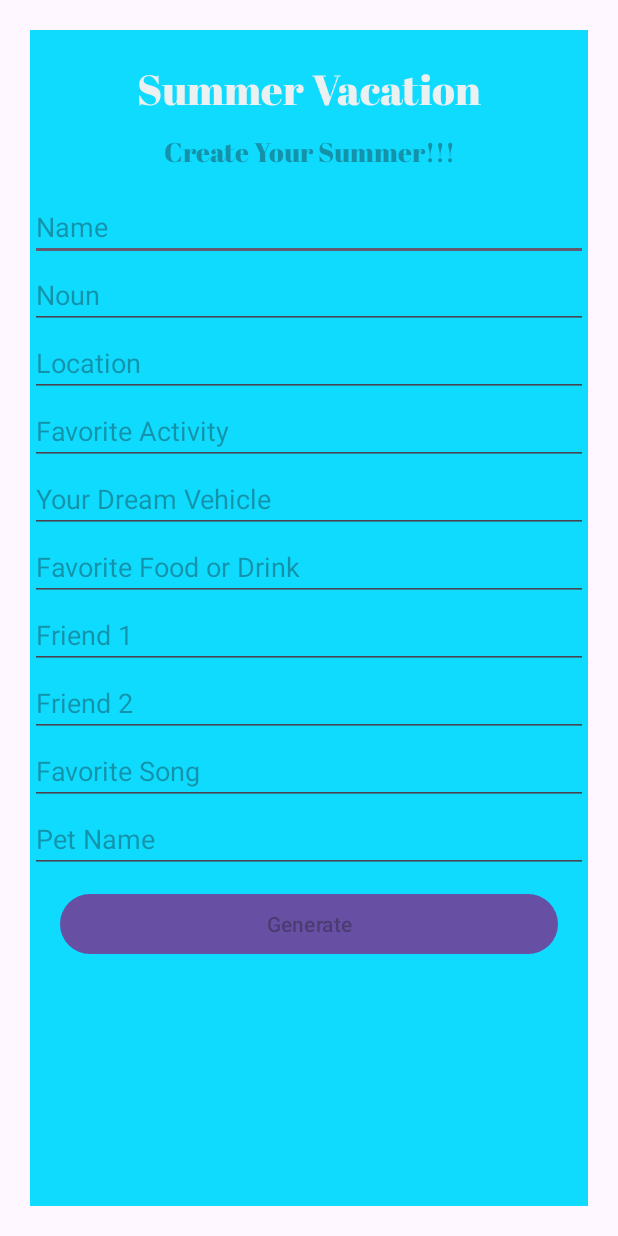
After one commit to ryantburke/PolytechnicMadLibs, an Android app: the MadLibSummerVacationActivity screen opened directly, with no data from a screen before it, on a phone screen of 412 x 824 dp. The commit adds this screen. Run offline under Robolectric (Android 15) with nearby library versions, the phone set to English and light mode, and no system bars; Roboto replaces fonts that are not available here.

Commit message:
initial transfer

```diff
--- a/app/src/main/AndroidManifest.xml
+++ b/app/src/main/AndroidManifest.xml
@@ -47,6 +47,7 @@
         <activity android:name="com.poly.madlibs.MadLibBirthdayPartyDisplayActivity" />
         <activity android:name="com.poly.madlibs.MadLibJomandTerryActivity" />
         <activity android:name="com.poly.madlibs.MadLibJomandTerryDisplayActivity" />
+        <activity android:name="com.poly.madlibs.MadLibSummerVacationActivity" />
 
         <meta-data
             android:name="preloaded_fonts"
--- a/app/src/main/java/com/poly/madlibs/ChooseMadlibsFragment.java
+++ b/app/src/main/java/com/poly/madlibs/ChooseMadlibsFragment.java
@@ -90,6 +90,7 @@ public class ChooseMadlibsFragment extends Fragment {
         madLibsList.add(new ModelMadLib("Fooding","Jovanni Trujillo", new MadLibFoodingActivity(), R.drawable.fooding_image));
         madLibsList.add(new ModelMadLib("The Birthday Party","Kevin Guzman", new MadLibBirthdayPartyActivity(), R.drawable.birthdayparty_image));
         madLibsList.add(new ModelMadLib("Steve's Dream","Steve Marquez", new MadLibStevesDreamActivity(), R.drawable.stevesdream_image));
+        madLibsList.add(new ModelMadLib("Summer Vacation","Lex Battles", new MadLibSummerVacationActivity(), R.drawable.summervacation_image));
 
         //set adapter
         MadLibs_RecyclerViewAdapter adapter = new MadLibs_RecyclerViewAdapter(context, madLibsList);
--- /dev/null
+++ b/app/src/main/java/com/poly/madlibs/MadLibSummerVacationActivity.java
@@ -0,0 +1,55 @@
+package com.poly.madlibs;
+
+import android.os.Bundle;
+import android.view.View;
+import android.widget.Button;
+import android.widget.EditText;
+import android.widget.TextView;
+
+import androidx.appcompat.app.AppCompatActivity;
+
+public class MadLibSummerVacationActivity extends AppCompatActivity {
+
+    private EditText etName, etNoun, etLocation, etFavoriteActivity, etYourDreamVehicle, etFavoriteFoodOrDrink, etFriend1, etFriend2, etFavoriteSong, etPetName;
+    private Button btnGenerate;
+
+    @Override
+    protected void onCreate(Bundle savedInstanceState) {
+        super.onCreate(savedInstanceState);
+        setContentView(R.layout.madlib_summervacation);
+
+        //link objects to layout file
+        etName = findViewById(R.id.et_name);
+        etNoun = findViewById(R.id.et_noun);
+        etLocation = findViewById(R.id.et_location);
+        etFavoriteActivity = findViewById(R.id.et_favoriteActivity);
+        etYourDreamVehicle = findViewById(R.id.et_yourDreamVehicle);
+        etFavoriteFoodOrDrink = findViewById(R.id.et_favoriteFoodOrDrink);
+        etFriend1 = findViewById(R.id.et_friend1);
+        etFriend2 = findViewById(R.id.et_friend2);
+        etFavoriteSong = findViewById(R.id.et_favoriteSong);
+        etPetName = findViewById(R.id.et_petName);
+        btnGenerate = findViewById(R.id.btn_generate);
+
+        btnGenerate.setOnClickListener(new View.OnClickListener() {
+            @Override
+            public void onClick(View view) {
+                String story = "";
+                story += "Its finally your summer vacation " + etName.getText() + "!";
+                story += " Hey " + etFriend1.getText() + " and " + etFriend2.getText() + " lets go on a road trip!!";
+                story += " We should go to " + etLocation.getText() + "!";
+                story += " Great idea " + etName.getText() + ", and we can go " + etFavoriteActivity.getText() + "!";
+                story += " We should take " + etFriend2.getText() + "'s " + etYourDreamVehicle.getText() + ".";
+                story += " On the way there we can listen to " + etFavoriteSong.getText() + " and maybe even stop by a resturant and have some " + etFavoriteFoodOrDrink.getText() + "!";
+                story += " Hey can we bring " + etFriend1.getText() + "'s dog, " + etPetName.getText() + " too?";
+                story += " We should stay at the " + etNoun.getText() + " hotel.";
+                story += " Of course!! This is gonna be the best summer road trip ever!!";
+
+                setContentView(R.layout.madlib_summervacation_display);
+
+                TextView tvStory = findViewById(R.id.tv_story);
+                tvStory.setText(story);
+            }
+        });
+    }
+}
--- /dev/null
+++ b/app/src/main/res/font/abril_fatface.xml
@@ -0,0 +1,7 @@
+<?xml version="1.0" encoding="utf-8"?>
+<font-family xmlns:app="http://schemas.android.com/apk/res-auto"
+        app:fontProviderAuthority="com.google.android.gms.fonts"
+        app:fontProviderPackage="com.google.android.gms"
+        app:fontProviderQuery="Abril Fatface"
+        app:fontProviderCerts="@array/com_google_android_gms_fonts_certs">
+</font-family>
--- /dev/null
+++ b/app/src/main/res/layout/madlib_summervacation.xml
@@ -0,0 +1,137 @@
+<?xml version="1.0" encoding="utf-8"?>
+<LinearLayout xmlns:android="http://schemas.android.com/apk/res/android"
+    xmlns:app="http://schemas.android.com/apk/res-auto"
+    xmlns:tools="http://schemas.android.com/tools"
+    android:layout_width="match_parent"
+    android:layout_height="match_parent"
+    android:background="#00BCD4"
+    android:backgroundTint="#0F1F78"
+    android:backgroundTintMode="add"
+    android:orientation="vertical"
+    android:layout_margin="20dp"
+    tools:context=".MadLibSummerVacationActivity">
+
+    <TextView
+        android:layout_width="match_parent"
+        android:layout_height="wrap_content"
+        android:background="#00673AB7"
+        android:backgroundTint="#1FDFF8"
+        android:fontFamily="@font/abril_fatface"
+        android:text="Summer Vacation"
+        android:layout_marginTop="20dp"
+        android:layout_marginBottom="10dp"
+        android:textAlignment="center"
+        android:textAppearance="@style/TextAppearance.AppCompat.Small"
+        android:textColor="#EBF0F1"
+        android:textSize="28sp" />
+
+    <TextView
+        android:layout_width="match_parent"
+        android:layout_height="wrap_content"
+        android:layout_marginBottom="15dp"
+        android:fontFamily="@font/abril_fatface"
+        android:hint="Create Your Summer!!!"
+        android:textAlignment="center"
+        android:textColor="#F9F9F9"
+        android:textSize="18sp" />
+
+
+    <EditText
+        android:id="@+id/et_name"
+        android:layout_width="match_parent"
+        android:layout_height="wrap_content"
+        android:ems="10"
+        android:inputType="text"
+        android:hint="Name"
+        android:textColor="#FAF8F8" />
+
+    <EditText
+        android:id="@+id/et_noun"
+        android:layout_width="match_parent"
+        android:layout_height="wrap_content"
+        android:inputType="text"
+        android:hint="Noun"
+        android:textColor="#FFFFFF" />
+
+    <EditText
+        android:id="@+id/et_location"
+        android:layout_width="match_parent"
+        android:layout_height="wrap_content"
+        android:inputType="text"
+        android:hint="Location"
+        android:textColor="#FFFFFF" />
+
+    <EditText
+        android:id="@+id/et_favoriteActivity"
+        android:layout_width="match_parent"
+        android:layout_height="wrap_content"
+        android:inputType="text"
+        android:hint="Favorite Activity"
+        android:textColor="#FFFFFF" />
+
+    <EditText
+        android:id="@+id/et_yourDreamVehicle"
+        android:layout_width="match_parent"
+        android:layout_height="wrap_content"
+        android:ems="10"
+        android:inputType="text"
+        android:hint="Your Dream Vehicle"
+        android:textColor="#FFFFFF" />
+
+    <EditText
+        android:id="@+id/et_favoriteFoodOrDrink"
+        android:layout_width="match_parent"
+        android:layout_height="wrap_content"
+        android:ems="10"
+        android:inputType="text"
+        android:hint="Favorite Food or Drink"
+        android:textColor="#FFFFFF" />
+
+    <EditText
+        android:id="@+id/et_friend1"
+        android:layout_width="match_parent"
+        android:layout_height="wrap_content"
+        android:ems="10"
+        android:inputType="text"
+        android:hint="Friend 1"
+        android:textColor="#FFFFFF" />
+
+    <EditText
+        android:id="@+id/et_friend2"
+        android:layout_width="match_parent"
+        android:layout_height="wrap_content"
+        android:ems="10"
+        android:inputType="text"
+        android:hint="Friend 2 "
+        android:textColor="#FFFFFF" />
+
+    <EditText
+        android:id="@+id/et_favoriteSong"
+        android:layout_width="match_parent"
+        android:layout_height="wrap_content"
+        android:ems="10"
+        android:inputType="text"
+        android:hint="Favorite Song"
+        android:textColor="#FFFFFF" />
+
+    <EditText
+        android:id="@+id/et_petName"
+        android:layout_width="match_parent"
+        android:layout_height="wrap_content"
+        android:ems="10"
+        android:inputType="text"
+        android:hint="Pet Name "
+        android:textColor="#FFFFFF" />
+
+    <Button
+        android:id="@+id/btn_generate"
+        android:layout_width="match_parent"
+        android:layout_height="wrap_content"
+        android:layout_marginTop="10dp"
+        android:layout_marginLeft="20dp"
+        android:layout_marginRight="20dp"
+        android:hint="Generate"
+        app:iconTint="#00FFC107" />
+
+
+</LinearLayout>
--- /dev/null
+++ b/app/src/main/res/layout/madlib_summervacation_display.xml
@@ -0,0 +1,37 @@
+<?xml version="1.0" encoding="utf-8"?>
+<LinearLayout xmlns:android="http://schemas.android.com/apk/res/android"
+    xmlns:app="http://schemas.android.com/apk/res-auto"
+    xmlns:tools="http://schemas.android.com/tools"
+    android:layout_width="match_parent"
+    android:layout_height="match_parent"
+    android:background="#00BCD4"
+    android:backgroundTint="#0F1F78"
+    android:backgroundTintMode="add"
+    android:orientation="vertical"
+    android:layout_margin="20dp"
+    tools:context=".MadLibSummerVacationActivity">
+
+    <ImageView
+        android:id="@+id/imageView"
+        android:layout_width="match_parent"
+        android:layout_height="283dp"
+        app:srcCompat="@drawable/summervacation_image" />
+
+    <TextView
+        android:id="@+id/tv_title"
+        android:layout_width="match_parent"
+        android:layout_height="wrap_content"
+        android:textSize="28sp"
+        android:textAlignment="center"
+        android:text="Summer Vacation" />
+
+    <TextView
+        android:id="@+id/tv_story"
+        android:layout_width="match_parent"
+        android:layout_height="wrap_content"
+        android:layout_margin="15dp"
+        android:text="Story goes here........"
+        android:textSize="18sp" />
+
+
+</LinearLayout>
--- a/app/src/main/res/values/preloaded_fonts.xml
+++ b/app/src/main/res/values/preloaded_fonts.xml
@@ -1,6 +1,7 @@
 <?xml version="1.0" encoding="utf-8"?>
 <resources>
     <array name="preloaded_fonts" translatable="false">
+        <item>@font/abril_fatface</item>
         <item>@font/alike_angular</item>
         <item>@font/kadwa</item>
         <item>@font/pacifico</item>
```
Also changed, not shown: app/src/main/res/drawable/summervacation_image.jpg (added).
